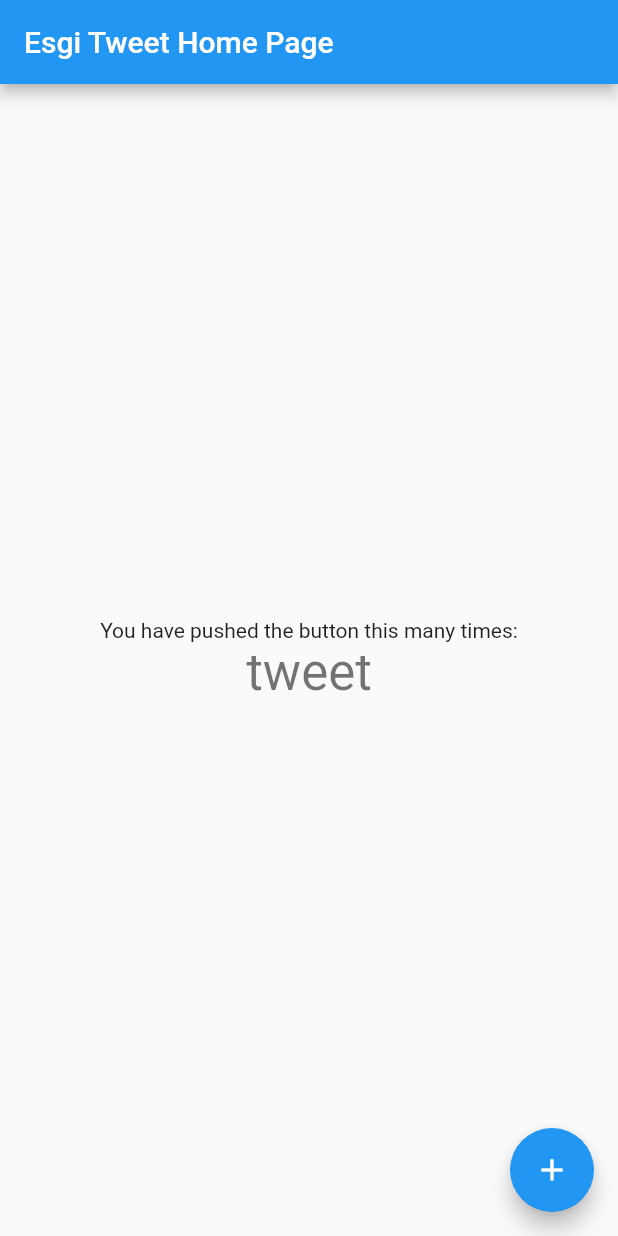
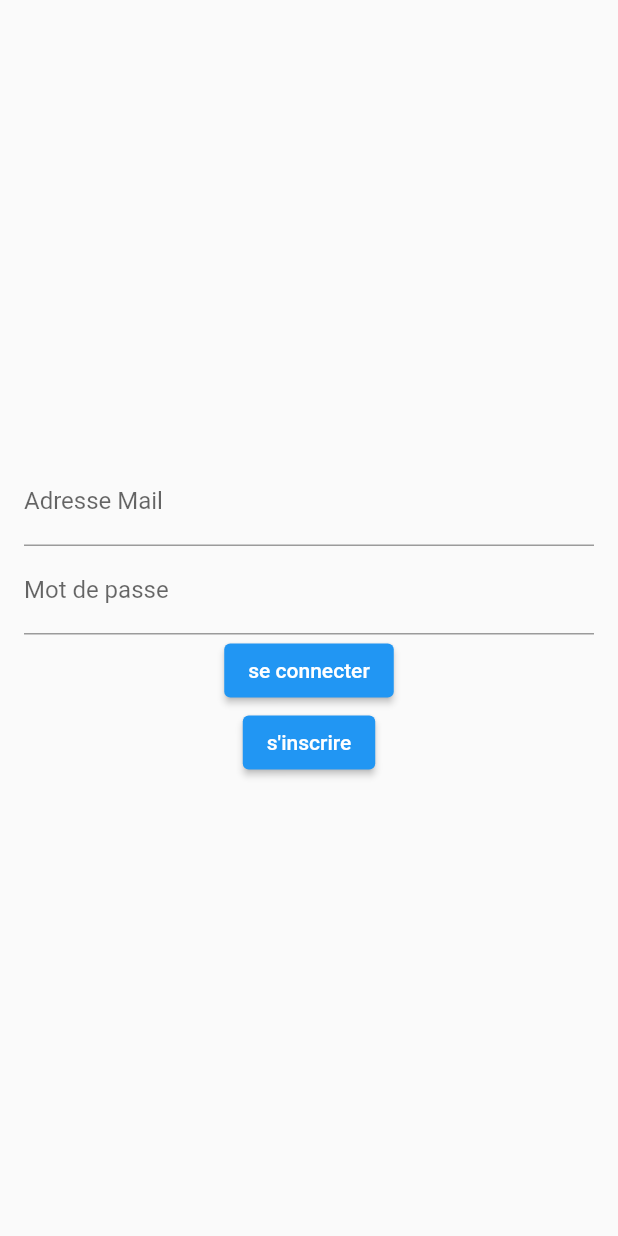
Before and after one commit to Anoulacks/esgi_tweet, a Flutter app: the screen it shows after launch, on a phone screen of 412 x 824 dp. Run offline on Flutter 3.47's test engine with Material 2 defaults, Android fonts, the phone set to English and light mode, and no system bars; our stand-ins replace cloud_firestore, firebase_auth, firebase_core, firebase_crashlytics, flutter_bloc; accounts and stored records are empty.

Commit message:
init firebase auth/firestore and add login/register

```diff
--- a/lib/main.dart
+++ b/lib/main.dart
@@ -1,9 +1,14 @@
 import 'dart:async';
 import 'dart:isolate';
 
+import 'package:esgi_tweet/repositorys/users_repository.dart';
+import 'package:esgi_tweet/screens/authentification/login_screen.dart';
+import 'package:esgi_tweet/screens/authentification/register_screen.dart';
+import 'package:esgi_tweet/screens/tweet/tweet_home_screen.dart';
 import 'package:firebase_core/firebase_core.dart';
 import 'package:firebase_crashlytics/firebase_crashlytics.dart';
 import 'package:flutter/material.dart';
+import 'package:flutter_bloc/flutter_bloc.dart';
 
 void main() async {
   WidgetsFlutterBinding.ensureInitialized();
@@ -30,8 +35,10 @@ class MyApp extends StatelessWidget {
   // This widget is the root of your application.
   @override
   Widget build(BuildContext context) {
-    return MaterialApp(
-      title: 'Flutter Demo',
+    return RepositoryProvider(
+      create: (context) => UsersRepository(),
+      child: MaterialApp(
+        title: 'Esgi Tweet',
         theme: ThemeData(
           // This is the theme of your application.
           //
@@ -44,88 +51,13 @@ class MyApp extends StatelessWidget {
           // is not restarted.
           primarySwatch: Colors.blue,
         ),
-      home: const MyHomePage(title: 'Esgi Tweet Home Page'),
+        routes: {
+          '/': (context) => const LoginScreen(),
+          LoginScreen.routeName: (context) => const LoginScreen(),
+          RegisterScreen.routeName: (context) => const RegisterScreen(),
+          TweetHomeScreen.routeName: (context) => const TweetHomeScreen(),
+        },
+      ),
     );
   }
 }
-
-class MyHomePage extends StatefulWidget {
-  const MyHomePage({super.key, required this.title});
-
-  // This widget is the home page of your application. It is stateful, meaning
-  // that it has a State object (defined below) that contains fields that affect
-  // how it looks.
-
-  // This class is the configuration for the state. It holds the values (in this
-  // case the title) provided by the parent (in this case the App widget) and
-  // used by the build method of the State. Fields in a Widget subclass are
-  // always marked "final".
-
-  final String title;
-
-  @override
-  State<MyHomePage> createState() => _MyHomePageState();
-}
-
-class _MyHomePageState extends State<MyHomePage> {
-
-  void _crash() async {
-    try {
-      throw Exception("Nouveau bug !");
-    } catch (error, stackTrace) {
-      await FirebaseCrashlytics.instance.recordError(error, stackTrace);
-    }
-  }
-
-  @override
-  Widget build(BuildContext context) {
-    // This method is rerun every time setState is called, for instance as done
-    // by the _incrementCounter method above.
-    //
-    // The Flutter framework has been optimized to make rerunning build methods
-    // fast, so that you can just rebuild anything that needs updating rather
-    // than having to individually change instances of widgets.
-    return Scaffold(
-      appBar: AppBar(
-        // Here we take the value from the MyHomePage object that was created by
-        // the App.build method, and use it to set our appbar title.
-        title: Text(widget.title),
-      ),
-      body: Center(
-        // Center is a layout widget. It takes a single child and positions it
-        // in the middle of the parent.
-        child: Column(
-          // Column is also a layout widget. It takes a list of children and
-          // arranges them vertically. By default, it sizes itself to fit its
-          // children horizontally, and tries to be as tall as its parent.
-          //
-          // Invoke "debug painting" (press "p" in the console, choose the
-          // "Toggle Debug Paint" action from the Flutter Inspector in Android
-          // Studio, or the "Toggle Debug Paint" command in Visual Studio Code)
-          // to see the wireframe for each widget.
-          //
-          // Column has various properties to control how it sizes itself and
-          // how it positions its children. Here we use mainAxisAlignment to
-          // center the children vertically; the main axis here is the vertical
-          // axis because Columns are vertical (the cross axis would be
-          // horizontal).
-          mainAxisAlignment: MainAxisAlignment.center,
-          children: <Widget>[
-            const Text(
-              'You have pushed the button this many times:',
-            ),
-            Text(
-              'tweet',
-              style: Theme.of(context).textTheme.headlineMedium,
-            ),
-          ],
-        ),
-      ),
-      floatingActionButton: FloatingActionButton(
-        onPressed: _crash,
-        tooltip: 'Increment',
-        child: const Icon(Icons.add),
-      ), // This trailing comma makes auto-formatting nicer for build methods.
-    );
-  }
-}
--- /dev/null
+++ b/lib/models/tweet.dart
@@ -0,0 +1,14 @@
+import 'package:cloud_firestore/cloud_firestore.dart';
+
+class Tweet {
+  final String? id;
+  final String userId;
+  final String body;
+  final Timestamp date;
+  final List<String> likes;
+  final List<String> dislikes;
+  final List<String> comments;
+  final String? image;
+
+  Tweet(this.id, this.userId, this.body, this.date, this.likes, this.dislikes, this.comments, this.image);
+}
--- /dev/null
+++ b/lib/screens/authentification/login_screen.dart
@@ -0,0 +1,66 @@
+import 'package:esgi_tweet/repositorys/users_repository.dart';
+import 'package:esgi_tweet/screens/authentification/register_screen.dart';
+import 'package:flutter/material.dart';
+import 'package:flutter_bloc/flutter_bloc.dart';
+
+class LoginScreen extends StatefulWidget {
+  static const String routeName = '/Login';
+
+  static void navigateTo(BuildContext context) {
+    Navigator.of(context).pushNamed(routeName);
+  }
+
+  const LoginScreen({Key? key}) : super(key: key);
+
+  @override
+  State<LoginScreen> createState() => _LoginScreenState();
+}
+
+class _LoginScreenState extends State<LoginScreen> {
+
+  final _loginForm = GlobalKey<FormState>();
+  final _emailController = TextEditingController();
+  final _passwordController = TextEditingController();
+
+  @override
+  Widget build(BuildContext context) {
+    return Scaffold(
+      body: Padding(
+        padding: EdgeInsets.all(16.0),
+        child: Form(
+          key: _loginForm,
+          child: Column(
+            mainAxisAlignment: MainAxisAlignment.center,
+            children: [
+              TextFormField(
+                controller: _emailController,
+                decoration: InputDecoration(labelText: 'Adresse Mail'),
+              ),
+              TextFormField(
+                controller: _passwordController,
+                decoration: InputDecoration(labelText: 'Mot de passe'),
+                obscureText: true,
+              ),
+              ElevatedButton(
+                onPressed: () {
+                  if (_loginForm.currentState!.validate()) {
+                    String email = _emailController.text;
+                    String password = _passwordController.text;
+                    RepositoryProvider.of<UsersRepository>(context).signIn(email, password, context);
+                  }
+                },
+                child: const Text('se connecter'),
+              ),
+              ElevatedButton(
+                onPressed: () {
+                  RegisterScreen.navigateTo(context);
+                },
+                child: const Text('s\'inscrire'),
+              ),
+            ],
+          ),
+        ),
+      ),
+    );
+  }
+}
--- a/pubspec.yaml
+++ b/pubspec.yaml
@@ -35,8 +35,13 @@ dependencies:
   # The following adds the Cupertino Icons font to your application.
   # Use with the CupertinoIcons class for iOS style icons.
   cupertino_icons: ^1.0.2
+  bloc: 8.0.0
+  flutter_bloc: 8.0.0
   firebase_core: 2.11.0
   firebase_crashlytics: 3.1.1
+  firebase_auth: 4.5.0
+  cloud_firestore: 4.5.3
+  intl: 0.17.0
 
 dev_dependencies:
   flutter_test:
```
Also changed, not shown: lib/models/user.dart (added, +19 -0 lines), lib/repositorys/users_repository.dart (added, +61 -0 lines), lib/screens/authentification/register_screen.dart (added, +178 -0 lines), lib/screens/tweet/tweet_home_screen.dart (added, +22 -0 lines), pubspec.lock, 1 other file. Lines whose indentation alone changed are shown as unchanged.
